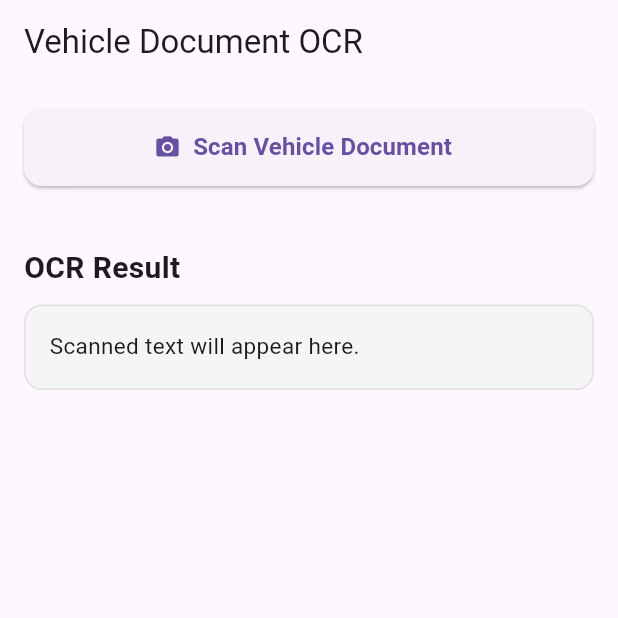
After one commit to SahanRathnaweera/AutoDoc-AI-, a Flutter app: the OcrScreen screen opened by its route, on a phone screen of 412 x 824 dp, the top half of it. The commit adds this screen. Run offline on Flutter 3.47's test engine with Material 3 defaults, Android fonts, the phone set to English and light mode, and no system bars; our stand-ins replace get_it, go_router, image_picker, logger; missing offline and left inert: google_mlkit_text_recognition.

Commit message:
Add on-device vehicle document OCR

```diff
--- a/lib/core/router/app_router.dart
+++ b/lib/core/router/app_router.dart
@@ -1,5 +1,6 @@
 import 'package:flutter/material.dart';
 import 'package:go_router/go_router.dart';
+import '../../ocr_screen.dart';
 
 final GoRouter appRouter = GoRouter(
   initialLocation: '/',
@@ -10,5 +11,9 @@ final GoRouter appRouter = GoRouter(
         body: Center(child: Text('AutoDoc AI Base Setup Ready')),
       ),
     ),
+    GoRoute(
+      path: '/ocr',
+      builder: (context, state) => const OcrScreen(),
+    ),
   ],
 );
--- /dev/null
+++ b/lib/ocr_screen.dart
@@ -0,0 +1,572 @@
+import 'package:flutter/material.dart';
+import 'package:image_picker/image_picker.dart';
+import 'package:google_mlkit_text_recognition/google_mlkit_text_recognition.dart';
+import 'vehicle_parser.dart';
+import 'dart:io';
+
+class OcrScreen extends StatefulWidget {
+  const OcrScreen({super.key});
+
+  @override
+  State<OcrScreen> createState() => _OcrScreenState();
+}
+
+class _OcrScreenState extends State<OcrScreen> {
+
+  final ImagePicker _picker = ImagePicker();
+
+  final TextRecognizer _textRecognizer =
+  TextRecognizer(script: TextRecognitionScript.latin);
+
+  String extractedText = '';
+  bool isProcessing = false;
+  String? scannedImagePath;
+  bool isSaved =false;
+
+  VehicleData? vehicleData;
+
+
+  Widget _buildInfoRow(String label, String value, ValueChanged<String> onChanged,){
+    return Container(
+      width:double.infinity,
+      margin: const EdgeInsets.only(bottom:12),
+      padding: const EdgeInsets.all(16),
+      decoration: BoxDecoration(
+        color: Colors.grey.shade100,
+        borderRadius: BorderRadius.circular(12),
+        border: Border.all(
+          color: Colors.grey.shade300,
+        ),
+      ),
+      child: Column(
+        crossAxisAlignment: CrossAxisAlignment.start,
+        children: [
+        Text(
+        label,
+        style: const TextStyle(
+          fontSize: 13,
+          fontWeight: FontWeight.w600,
+          color: Colors.grey,
+        ),
+      ),
+      const SizedBox(height:6),
+      TextFormField(
+        initialValue: value,
+        onChanged: onChanged,
+
+        decoration: const InputDecoration(
+          border:OutlineInputBorder(),
+          isDense:true,
+          hintText: 'Not detected',
+        ),
+
+
+        ),
+
+      ],
+      ),
+
+
+
+    );
+
+  }
+
+  Future<void> scanDocument() async {
+    final XFile? image = await _picker.pickImage(
+      source: ImageSource.camera,
+    );
+
+    if (image == null) {
+      return;
+    }
+    setState((){
+      scannedImagePath = image.path;
+    });
+
+    await processImage(image.path);
+  }
+
+  Future<void> processImage(String imagePath) async {
+    setState(() {
+      isProcessing = true;
+      extractedText = '';
+      vehicleData =null;
+      isSaved=false;
+
+    });
+
+    try {
+      final inputImage = InputImage.fromFilePath(imagePath);
+
+      final RecognizedText recognizedText =
+      await _textRecognizer.processImage(inputImage);
+
+
+
+
+
+
+      if (recognizedText.text.trim().isEmpty) {
+  setState(() {
+    extractedText =
+        'No text was detected. Please take a clearer photo of the document.';
+    vehicleData = null;
+  });
+} else {
+        final parsedData = VehicleParser.parse(recognizedText.text);
+
+        setState(() {
+          extractedText = recognizedText.text;
+          vehicleData = parsedData;
+        });
+      }
+    } catch (e) {
+      setState(() {
+        extractedText = 'Unable to read the document. Please try again.';
+        vehicleData = null;
+        scannedImagePath=null;
+      });
+    } finally {
+      setState(() {
+        isProcessing = false;
+      });
+    }
+  }
+
+  @override
+  void dispose() {
+    _textRecognizer.close();
+    super.dispose();
+  }
+
+  void saveVehicleInformation() {
+    if (vehicleData == null) {
+      return;
+    }
+    if (vehicleData!.registrationNumber.trim().isEmpty){
+      ScaffoldMessenger.of(context).showSnackBar(
+        const SnackBar(
+          content: Text('Please enter the registration number.'),
+        ),
+      );
+      return;
+    }
+
+    if(vehicleData!.ownerName.trim().isEmpty){
+      ScaffoldMessenger.of(context).showSnackBar(
+        const SnackBar(
+          content: Text('Please enter the owner name'),
+        ),
+      );
+      return;
+    }
+
+    if(vehicleData!.make.trim().isEmpty){
+      ScaffoldMessenger.of(context).showSnackBar(
+        const SnackBar(
+          content:Text ('Please enter the vehicle make'),
+        ),
+      );
+      return;
+    }
+
+    if (vehicleData!.model.trim().isEmpty){
+      ScaffoldMessenger.of(context).showSnackBar(
+          const SnackBar(
+            content:Text('Please enter the vehicle model.'),
+
+          ),
+      );
+      return;
+    }
+
+    if (vehicleData!.chassisNumber.trim().isEmpty){
+      ScaffoldMessenger.of(context).showSnackBar(
+        const SnackBar(
+          content:Text('Please enter the chassis number.'),
+
+        ),
+      );
+      return;
+    }
+
+    if (vehicleData!.engineNumber.trim().isEmpty){
+      ScaffoldMessenger.of(context).showSnackBar(
+        const SnackBar(
+          content:Text('Please enter the Engine Number.'),
+
+        ),
+      );
+      return;
+    }
+
+    if (vehicleData!.registrationDate.trim().isEmpty){
+      ScaffoldMessenger.of(context).showSnackBar(
+        const SnackBar(
+          content:Text('Please enter the Registration Date.'),
+
+        ),
+      );
+      return;
+    }
+
+    if (vehicleData!.expiryDate.trim().isEmpty){
+      ScaffoldMessenger.of(context).showSnackBar(
+        const SnackBar(
+          content:Text('Please enter the expiry date.'),
+
+        ),
+      );
+      return;
+    }
+
+    if (vehicleData!.engineCapacity.trim().isEmpty){
+      ScaffoldMessenger.of(context).showSnackBar(
+        const SnackBar(
+          content:Text('Please enter the engine capacity.'),
+
+        ),
+      );
+      return;
+    }
+
+    if (vehicleData!.modelYear.trim().isEmpty){
+      ScaffoldMessenger.of(context).showSnackBar(
+        const SnackBar(
+          content:Text('Please enter the model year.'),
+
+        ),
+      );
+      return;
+    }
+
+    setState((){
+      isSaved =true;
+    });
+
+    ScaffoldMessenger.of(context).showSnackBar(
+      const SnackBar(
+        content: Text('Vehicle information saved successfully.'),
+      ),
+    );
+  }
+
+  @override
+  Widget build(BuildContext context) {
+    return Scaffold(
+      appBar: AppBar(
+        title: const Text('Vehicle Document OCR'),
+      ),
+      body: Padding(
+        padding: const EdgeInsets.all(16),
+        child: Column(
+          children: [
+            SizedBox(
+              width: double.infinity,
+              height: 52,
+              child: ElevatedButton.icon(
+                onPressed: isProcessing ? null : scanDocument,
+                icon: const Icon(Icons.camera_alt),
+                label: const Text(
+                  'Scan Vehicle Document',
+                  style: TextStyle(
+                    fontSize: 16,
+                    fontWeight: FontWeight.w600,
+                  ),
+                ),
+                style: ElevatedButton.styleFrom(
+                  shape: RoundedRectangleBorder(
+                    borderRadius: BorderRadius.circular(12),
+                  ),
+                ),
+              ),
+            ),
+
+            const SizedBox(height: 20),
+
+            if (scannedImagePath != null) ...[
+              ClipRRect(
+                borderRadius: BorderRadius.circular(12),
+                child: Image.file(
+                  File(scannedImagePath!),
+                  width: double.infinity,
+                  height: 220,
+                  fit: BoxFit.cover,
+                ),
+              ),
+
+              const SizedBox(height: 16),
+            ],
+
+            if (isProcessing) ...[
+              const CircularProgressIndicator(),
+              const SizedBox(height: 12),
+              const Text(
+                'Reading document...',
+                style: TextStyle(
+                  fontSize: 15,
+                  fontWeight: FontWeight.w500,
+                ),
+              ),
+            ],
+
+            const SizedBox(height: 20),
+
+            Expanded(
+              child: SingleChildScrollView(
+                child: Column(
+                  crossAxisAlignment: CrossAxisAlignment.start,
+                  children: [
+                    const Text(
+                      'OCR Result',
+                      style: TextStyle(
+                        fontSize:20,
+                        fontWeight: FontWeight.bold,
+                      ),
+                    ),
+
+                    const SizedBox(height:10),
+
+                    Container(
+                      width: double.infinity,
+                      padding: const EdgeInsets.all(16),
+                      decoration: BoxDecoration(
+                        color: Colors.grey.shade100,
+                        borderRadius: BorderRadius.circular(12),
+                        border: Border.all(
+                          color: Colors.grey.shade300,
+                        ),
+                      ),
+                      child: Text(
+                        extractedText.isEmpty
+                            ? 'Scanned text will appear here.'
+                            : extractedText,
+                        style: const TextStyle(
+                          fontSize: 15,
+                          height: 1.5,
+                        ),
+                      ),
+                    ),
+
+                    const SizedBox(height: 30),
+
+                    if(vehicleData!=null)...[
+                      Row(
+                        children: [
+                          const Icon(
+                            Icons.directions_car,
+                            size: 24,
+                          ),
+                          const SizedBox(width: 8),
+                          const Text(
+                            'Vehicle Information',
+                            style: TextStyle(
+                              fontSize: 22,
+                              fontWeight: FontWeight.bold,
+                            ),
+                          ),
+                        ],
+                      ),
+
+                      const SizedBox(height:15),
+
+                      _buildInfoRow(
+                        'Registration Number',
+                        vehicleData!.registrationNumber,
+                            (value) {
+                          setState(() {
+                            vehicleData!.registrationNumber = value;
+                          });
+                        },
+                      ),
+
+                      _buildInfoRow(
+                        'Owner Name',
+                        vehicleData!.ownerName,
+                            (value) {
+                          setState(() {
+                            vehicleData!.ownerName = value;
+                          });
+                        },
+                      ),
+
+                      _buildInfoRow(
+                        'Make',
+                        vehicleData!.make,
+                            (value) {
+                          setState(() {
+                            vehicleData!.make = value;
+                          });
+                        },
+                      ),
+
+                      _buildInfoRow(
+                        'Model',
+                        vehicleData!.model,
+                            (value) {
+                          setState(() {
+                            vehicleData!.model = value;
+                          });
+                        },
+                      ),
+
+                      _buildInfoRow(
+                        'Chassis Number',
+                        vehicleData!.chassisNumber,
+                            (value) {
+                          setState(() {
+                            vehicleData!.chassisNumber = value;
+                          });
+                        },
+                      ),
+
+                      _buildInfoRow(
+                        'Engine Number',
+                        vehicleData!.engineNumber,
+                            (value) {
+                          setState(() {
+                            vehicleData!.engineNumber = value;
+                          });
+                        },
+                      ),
+
+                      _buildInfoRow(
+                        'Registration Date',
+                        vehicleData!.registrationDate,
+                            (value) {
+                          setState(() {
+                            vehicleData!.registrationDate = value;
+                          });
+                        },
+                      ),
+
+                      _buildInfoRow(
+                        'Expiry Date',
+                        vehicleData!.expiryDate,
+                            (value) {
+                          setState(() {
+                            vehicleData!.expiryDate = value;
+                          });
+                        },
+                      ),
+
+                      _buildInfoRow(
+                        'Engine Capacity',
+                        vehicleData!.engineCapacity,
+                            (value) {
+                          setState(() {
+                            vehicleData!.engineCapacity = value;
+                          });
+                        },
+                      ),
+
+                      _buildInfoRow(
+                        'Model Year',
+                        vehicleData!.modelYear,
+                            (value) {
+                          setState(() {
+                            vehicleData!.modelYear = value;
+                          });
+                        },
+                      ),
+
+
+                      const SizedBox(height: 8),
+
+                      SizedBox(
+                        width: double.infinity,
+                        height: 52,
+                        child: ElevatedButton.icon(
+                          onPressed: saveVehicleInformation,
+                          icon: const Icon(Icons.save),
+                          label: const Text(
+                            'Save Vehicle Information',
+                            style: TextStyle(
+                              fontSize: 16,
+                              fontWeight: FontWeight.w600,
+                            ),
+                          ),
+                          style: ElevatedButton.styleFrom(
+                            shape: RoundedRectangleBorder(
+                              borderRadius: BorderRadius.circular(12),
+                            ),
+                          ),
+                        ),
+                      ),
+
+                      if (isSaved) ...[
+                        const SizedBox(height: 12),
+
+                        Container(
+                          width: double.infinity,
+                          padding: const EdgeInsets.all(14),
+                          decoration: BoxDecoration(
+                            borderRadius: BorderRadius.circular(12),
+                            border: Border.all(
+                              color: Colors.green.shade300,
+                            ),
+                          ),
+                          child: Row(
+                            children: [
+                              Icon(
+                                Icons.check_circle,
+                                color: Colors.green.shade600,
+                              ),
+                              const SizedBox(width: 10),
+                              const Expanded(
+                                child: Text(
+                                  'Vehicle information saved successfully.',
+                                  style: TextStyle(
+                                    fontWeight: FontWeight.w600,
+                                  ),
+                                ),
+                              ),
+                            ],
+                          ),
+                        ),
+                      ],
+
+                      const SizedBox(height: 10),
+
+                      SizedBox(
+                        width: double.infinity,
+                        height: 52,
+                        child: OutlinedButton.icon(
+                          onPressed: () {
+                            setState(() {
+                              scannedImagePath = null;
+                              extractedText = '';
+                              vehicleData = null;
+                              isSaved= false;
+                            });
+                          },
+
+                          icon: const Icon(Icons.refresh),
+                          label: const Text(
+                            'Clear Scan',
+                            style: TextStyle(
+                              fontSize: 16,
+                              fontWeight: FontWeight.w600,
+                            ),
+                          ),
+                          style: OutlinedButton.styleFrom(
+                            shape: RoundedRectangleBorder(
+                              borderRadius: BorderRadius.circular(12),
+                            ),
+                          ),
+                        ),
+                      ),
+
+
+                    ],
+                  ],
+                ),
+              ),
+            ),
+          ],
+        ),
+      ),
+    );
+  }
+}
--- /dev/null
+++ b/lib/vehicle_parser.dart
@@ -0,0 +1,131 @@
+class VehicleData {
+  String registrationNumber;
+  String ownerName;
+  String make;
+  String model;
+  String chassisNumber;
+  String engineNumber;
+  String registrationDate;
+  String expiryDate;
+  String engineCapacity;
+  String modelYear;
+
+  VehicleData({
+    this.registrationNumber='',
+    this.ownerName='',
+    this.make='',
+    this.model='',
+    this.chassisNumber='',
+    this .engineNumber='',
+    this.registrationDate='',
+    this.expiryDate='',
+    this.engineCapacity='',
+    this.modelYear='',
+
+  });
+}
+
+class VehicleParser {
+  static String extractEngineCapacity(String text) {
+  final match = RegExp(
+    r'ENGINE CAPACITY: *([0-9]+)',
+    caseSensitive: false,
+  ).firstMatch(text);
+
+  return match?.group(1) ?? '';
+}
+
+  static String extractRegistrationNumber(String text){
+    final match =RegExp(
+      r'\b[A-Z]{2,3}\s*[A-Z]{1,3}\s*[-]?\s*[0-9]{1,4}\b',
+    ).firstMatch(text);
+    return match?.group(0)??'';
+  }
+
+  static String extractModelYear(String text){
+    final match=RegExp(
+      r'MODEL YEAR: ([0-9]+)',
+      caseSensitive: false,
+
+    ).firstMatch(text);
+    return match?.group(1) ?? '';
+  }
+
+  static String extractChassisNumber(String text){
+    final match = RegExp(
+      r'CHASSIS NO: ([A-Z0-9-]+)',
+      caseSensitive:false,
+    ).firstMatch(text);
+    return match?.group(1)??'';
+  }
+
+  static String extractEngineNumber(String text){
+    final match = RegExp(
+      r'ENGINE NO: ([A-Z0-9-]+)',
+      caseSensitive:false,
+    ).firstMatch(text);
+    return match?.group(1)??'';
+  }
+
+  static VehicleData parse(String text) {
+    final lines =text.split('\n');
+
+    String getValue(List<String> labels) {
+      for (int i=0; i < lines.length; i++) {
+        final line = lines[i].trim();
+
+        for (final label in labels) {
+          if (line.toUpperCase().startsWith(label)){
+            final parts = line.split(':');
+
+            if (parts.length > 1) {
+              return parts.sublist(1).join(':').trim();
+            }
+
+            if (i + 1 < lines.length){
+              return lines[i+1].trim();
+            }
+          }
+        }
+      }
+
+      return '';
+    }
+
+    return VehicleData(
+      registrationNumber: extractRegistrationNumber(text),
+
+
+
+      ownerName: getValue([
+        'OWNER',
+        'OWNER NAME',
+      ]),
+
+      make: getValue([
+        'MAKE',
+      ]),
+
+      model: getValue([
+        'MODEL',
+      ]),
+
+      engineNumber: extractEngineNumber(text),
+      chassisNumber: extractChassisNumber(text),
+
+      registrationDate: getValue([
+        'DATE OF REGISTRATION',
+        'REGISTRATION DATE',
+      ]),
+
+      expiryDate: getValue([
+        'EXPIRY DATE',
+        'DATE OF EXPIRY',
+      ]),
+
+      engineCapacity:extractEngineCapacity(text),
+      modelYear: extractModelYear(text),
+
+    );
+  }
+}
--- a/pubspec.yaml
+++ b/pubspec.yaml
@@ -30,6 +30,9 @@ environment:
 dependencies:
   flutter:
     sdk: flutter
+  image_picker: ^1.1.2
+  google_mlkit_text_recognition: ^0.15.0
+
 
   # The following adds the Cupertino Icons font to your application.
   # Use with the CupertinoIcons class for iOS style icons.
```
Also changed, not shown: pubspec.lock, 1 other file.
